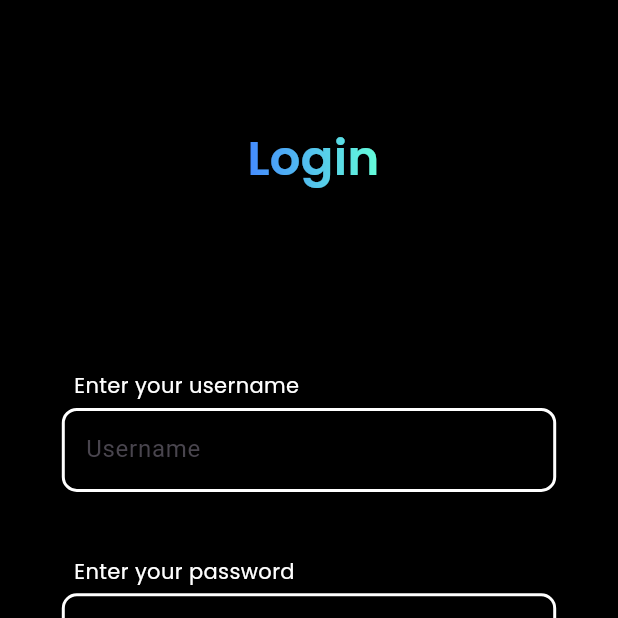
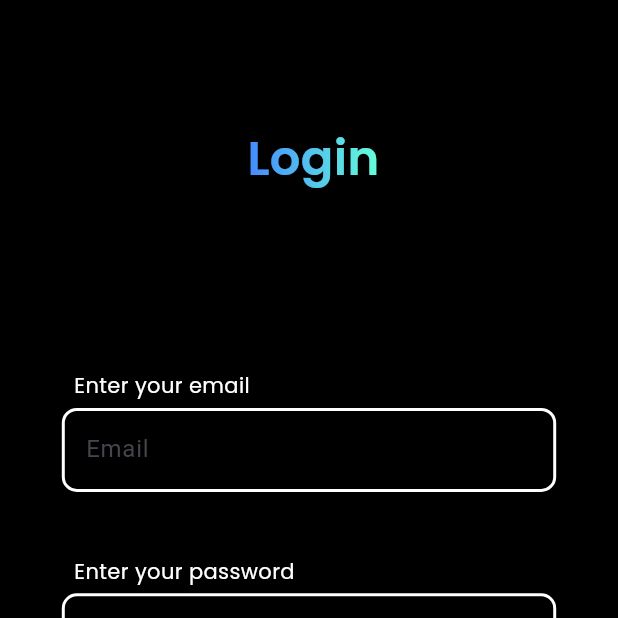
Before and after one commit to Aditya-Bharti43/FinPro, a Flutter app: the screen it shows after launch, after a tap on "Login", on a phone screen of 412 x 824 dp, the top half of it. Run offline on Flutter 3.47's test engine with Material 3 defaults, Android fonts, the phone set to English and light mode, and no system bars; our stand-ins replace audioplayers, firebase_auth, firebase_core, fl_chart, google_fonts, shared_preferences; accounts and stored records are empty; generated files the repository leaves out were written again; network calls fail.

```diff
--- a/lib/login_screen.dart
+++ b/lib/login_screen.dart
@@ -46,7 +46,7 @@ class _LoginScreenState extends State<LoginScreen> {
             top: screenHeight * 0.3,
             left: screenWidth * 0.12,
             child: Text(
-              "Enter your username",
+              "Enter your email",
               style: GoogleFonts.poppins(fontSize: 14, color: Colors.white),
             ),
           ),
@@ -60,7 +60,7 @@ class _LoginScreenState extends State<LoginScreen> {
                 controller: _emailController,
                 // controller: _txt_controller,
                 decoration: InputDecoration(
-                  hintText: "Username",
+                  hintText: "Email",
                   enabledBorder: OutlineInputBorder(
                     borderSide: BorderSide(
                       color: Colors.white,
```
Also changed, not shown: 5 other files.
